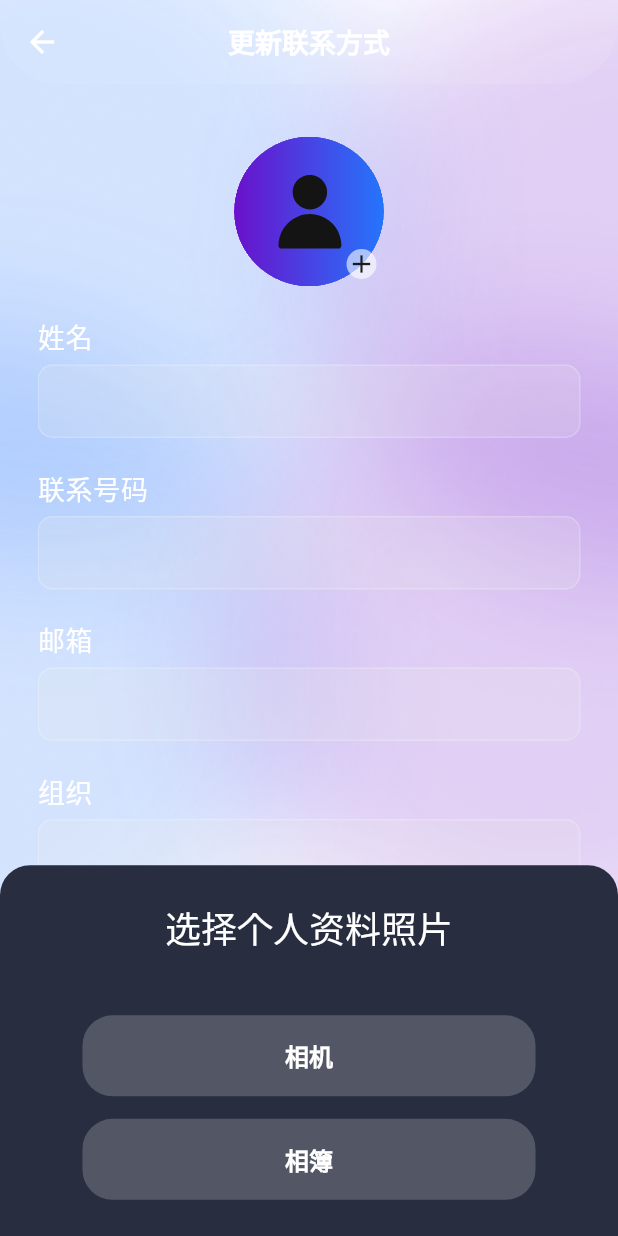
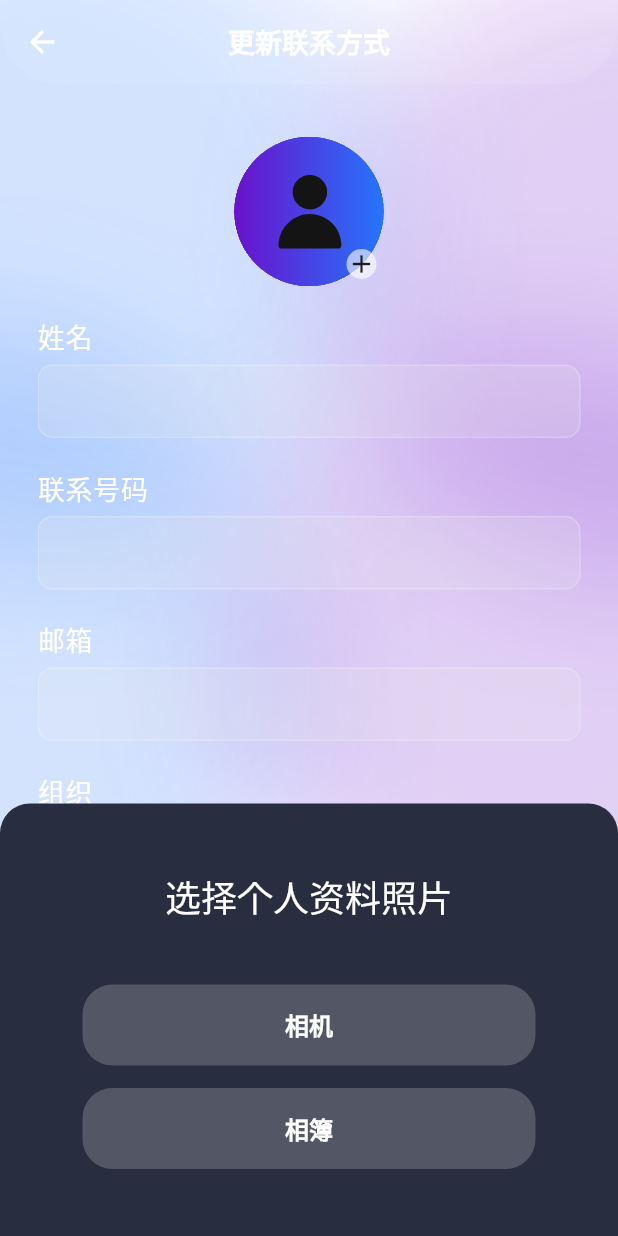
Before and after one commit to Fjy0000/contact_app, a Flutter app: the EditContactPage screen opened directly with empty values, after a tap on the "add" icon, on a phone screen of 412 x 824 dp. Run offline on Flutter 3.47's test engine with Material 2 defaults, Android fonts, the phone set to English and light mode, and no system bars; our stand-ins replace cached_network_image, cloud_firestore, dio, event_bus, firebase_core, firebase_storage and 9 more; accounts and stored records are empty; Roboto replaces fonts that are missing (Poppins).

Commit message:
[Update] : adjust ui

```diff
--- a/lib/modules/contact/edit_contact_page.dart
+++ b/lib/modules/contact/edit_contact_page.dart
@@ -227,7 +227,7 @@ class _EditContactPageState extends State<EditContactPage> {
 
   Widget bottomSheet() {
     return Container(
-      height: MediaQuery.of(context).size.height * 0.30,
+      height: MediaQuery.of(context).size.height * 0.35,
       padding: const EdgeInsets.all(15.0),
       decoration: const BoxDecoration(
         color: Color(0xff282d3f),
```
